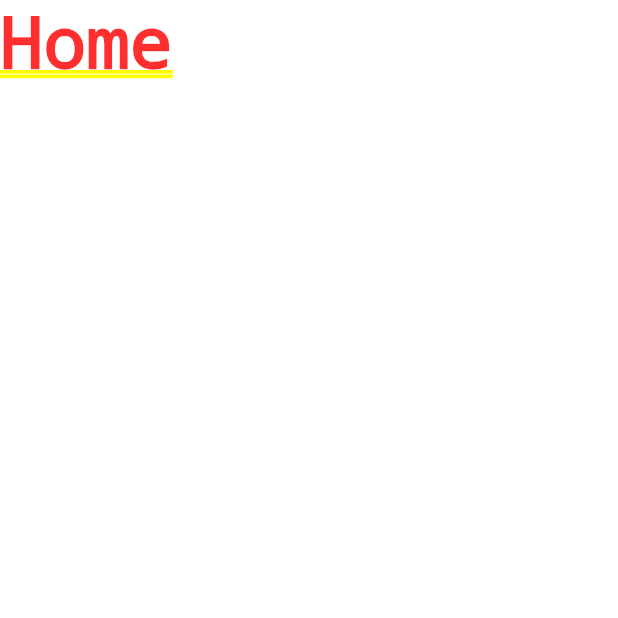
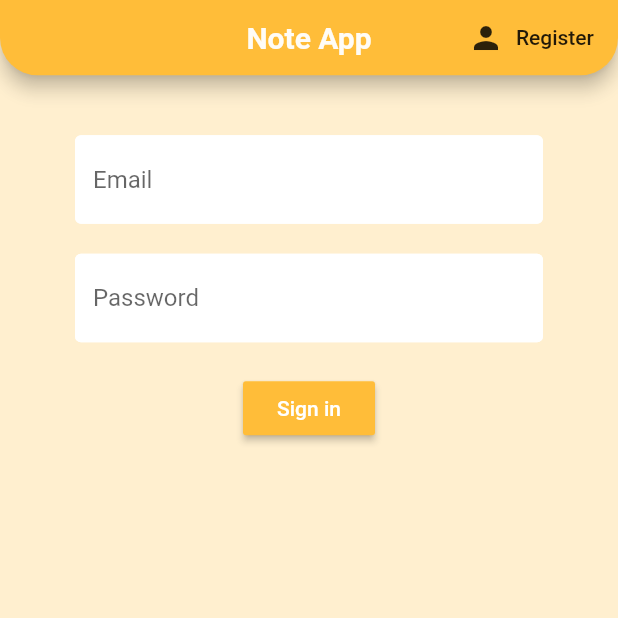
Before and after one commit to Haude602/note_app, a Flutter app: the screen it shows after launch, on a phone screen of 412 x 824 dp, the top half of it. Run offline on Flutter 3.47's test engine with Material 2 defaults, Android fonts, the phone set to English and light mode, and no system bars; our stand-ins replace firebase_auth, firebase_core, flutter_spinkit, google_fonts, sqflite; accounts and stored records are empty.

```diff
--- a/note_app/lib/db/notes_database.dart
+++ b/note_app/lib/db/notes_database.dart
@@ -132,6 +132,7 @@ CREATE TABLE $tableNotes (
   Future close() async {
     //method to close database
     final db = await instance.database;
+    _database = null;
     db.close();
   }
 }
--- a/note_app/lib/main.dart
+++ b/note_app/lib/main.dart
@@ -2,14 +2,21 @@ import 'package:flutter/material.dart';
 import 'package:flutter/services.dart';
 import 'package:note_app/page/notes_page.dart';
 import 'package:note_app/screens/wrapper.dart';
+import 'package:note_app/model/user.dart';
+import 'package:note_app/screens/wrapper.dart';
+import 'package:note_app/services/auth.dart';
+import 'package:firebase_auth/firebase_auth.dart';
+import 'package:flutter/material.dart';
+import 'package:firebase_core/firebase_core.dart';
+import 'package:provider/provider.dart';
 
-Future main() async {
+void main() async {
   WidgetsFlutterBinding.ensureInitialized();
+  await Firebase.initializeApp();
   await SystemChrome.setPreferredOrientations([
     DeviceOrientation.portraitUp,
     DeviceOrientation.portraitDown,
   ]);
-
   runApp(MyApp());
 }
 
@@ -17,13 +24,14 @@ class MyApp extends StatelessWidget {
   static final String title = 'Notes SQLite';
 
   @override
-  Widget build(BuildContext context) => MaterialApp(
+  Widget build(BuildContext context) {
+    return StreamProvider<Users?>.value(
+      initialData: null,
+      value: AuthService().user,
+      child: MaterialApp(
         debugShowCheckedModeBanner: false,
-        title: title,
-        themeMode: ThemeMode.dark,
-        theme: ThemeData(
-            primaryColor: Colors.white10, scaffoldBackgroundColor: Colors.grey),
-        //home: NotesPage(),
         home: Wrapper(),
-      );
+      ),
+    );
+  }
 }
--- /dev/null
+++ b/note_app/lib/model/user.dart
@@ -0,0 +1,22 @@
+class Users {
+  final String uid; //property declares
+
+  Users({required this.uid}); // we will use UID wehn we gonna use new instances
+
+}
+
+// class to display user data in settings form
+
+class UserData {
+  final String uid;
+  // final String name;
+  // final String sugars;
+  // final int strength;
+
+  UserData({
+    required this.uid,
+    // required this.sugars,
+    // required this.strength,
+    // required this.name
+  });
+}
--- a/note_app/lib/page/edit_note_page.dart
+++ b/note_app/lib/page/edit_note_page.dart
@@ -35,7 +35,7 @@ class _AddEditNotePageState extends State<AddEditNotePage> {
   Widget build(BuildContext context) => Scaffold(
         appBar: AppBar(
           actions: [buildButton()],
-          backgroundColor: Colors.red,
+          backgroundColor: Color.fromARGB(255, 255, 189, 57),
         ),
         body: Form(
           key: _formKey,
--- a/note_app/lib/screens/authenticate/authenticate.dart
+++ b/note_app/lib/screens/authenticate/authenticate.dart
@@ -1,4 +1,6 @@
+import 'package:note_app/screens/authenticate/sign_in.dart';
 import 'package:flutter/material.dart';
+import 'package:note_app/screens/authenticate/register.dart';
 
 class Authenticate extends StatefulWidget {
   const Authenticate({Key? key}) : super(key: key);
@@ -8,10 +10,19 @@ class Authenticate extends StatefulWidget {
 }
 
 class _AuthenticateState extends State<Authenticate> {
+  bool showSignIn =
+      true; // if it is true it show sigin widget otherwise it show register widget
+  void toggleView() {
+    setState(() => showSignIn =
+        !showSignIn); //!showSignIn reverse what currently is showSignIn
+  }
+
   @override
   Widget build(BuildContext context) {
-    return Container(
-      child: Text('authenticate'),
-    );
+    if (showSignIn) {
+      return SignIn(toggleView: toggleView);
+    } else {
+      return Register(toggleView: toggleView);
+    }
   }
 }
--- a/note_app/lib/screens/authenticate/home.dart
+++ /dev/null
@@ -1,12 +0,0 @@
-import 'package:flutter/material.dart';
-
-class Home extends StatelessWidget {
-  const Home({Key? key}) : super(key: key);
-
-  @override
-  Widget build(BuildContext context) {
-    return Container(
-      child: Text('Home'),
-    );
-  }
-}
--- /dev/null
+++ b/note_app/lib/screens/authenticate/sign_in.dart
@@ -0,0 +1,127 @@
+import 'package:note_app/services/auth.dart';
+import 'package:note_app/shared/loading.dart';
+import 'package:flutter/material.dart';
+import "package:note_app/shared/constants.dart";
+import 'package:google_fonts/google_fonts.dart';
+
+class SignIn extends StatefulWidget {
+  final Function toggleView;
+  SignIn({required this.toggleView});
+
+  //const SignIn({Key? key}) : super(key: key);
+
+  @override
+  State<SignIn> createState() => _SignInState();
+}
+
+class _SignInState extends State<SignIn> {
+  final AuthService _auth = AuthService(); // to create instance of auth service
+  final _formKey = GlobalKey<FormState>();
+  bool loading = false;
+
+  //text field state
+  String email = '';
+  String password = '';
+  String error = '';
+
+  @override
+  Widget build(BuildContext context) {
+    return loading
+        ? Loading()
+        : Scaffold(
+            // return loading widget if loading is true otherwise scaffold
+            //backgroundColor: Colors.black54,
+            backgroundColor: Color.fromARGB(62, 255, 189, 57),
+            appBar: AppBar(
+              elevation: 5.0, //shadow of appbar
+              title: Text(
+                'Note App',
+                style: GoogleFonts.montserratAlternates(
+                    fontWeight: FontWeight.bold),
+              ),
+              backgroundColor: Color.fromARGB(255, 255, 189, 57),
+              actions: <Widget>[
+                FlatButton.icon(
+                  onPressed: () {
+                    widget.toggleView();
+                  }, //this will help to go to another page when clicked
+                  icon: Icon(Icons.person),
+                  label: Text('Register'),
+                )
+              ],
+              titleSpacing: 00.0,
+              centerTitle: true,
+              toolbarHeight: 50.2,
+              toolbarOpacity: 0.8,
+              shape: const RoundedRectangleBorder(
+                borderRadius: BorderRadius.only(
+                    bottomRight: Radius.circular(25),
+                    bottomLeft: Radius.circular(25)),
+              ),
+            ),
+            body: Container(
+                padding: EdgeInsets.symmetric(vertical: 20.0, horizontal: 50),
+                child: Form(
+                    key: _formKey,
+                    child: Column(
+                      children: <Widget>[
+                        SizedBox(height: 20.0),
+                        TextFormField(
+                          decoration: textInputDecoration.copyWith(
+                              // .copywith() is used to include hintText of inside decoration as it cant be constant in constants.dart
+                              hintText: 'Email'),
+                          validator: (val) =>
+                              val!.isEmpty ? 'Enter an email' : null,
+                          onChanged: (val) {
+                            setState(() => email = val);
+                          },
+                        ),
+                        SizedBox(height: 20.0),
+                        TextFormField(
+                          decoration: textInputDecoration.copyWith(
+                              // .copywith() is used to include hintText of inside decoration as it cant be constant in constants.dart
+                              hintText: 'Password'),
+                          obscureText: true,
+                          validator: (val) => val!.length < 6
+                              ? 'Enter a 6+ char long Passwrod'
+                              : null, //obscure means hidden text as asterics
+                          onChanged: (val) {
+                            setState(() => password = val);
+                          },
+                        ),
+                        SizedBox(height: 20.0),
+                        RaisedButton(
+                            color: Color.fromARGB(255, 255, 189, 57),
+                            child: Text(
+                              'Sign in',
+                              style: TextStyle(color: Colors.white),
+                            ),
+                            onPressed: () async {
+                              if (_formKey.currentState!.validate()) {
+                                setState(() => loading =
+                                    true); // lpading screen only when valid
+                                dynamic result =
+                                    await _auth.signInWithEmailAndPassword(
+                                        email, password);
+                                if (result == null) {
+                                  setState(() {
+                                    error =
+                                        'couldnot sign in with those credentials';
+                                    loading =
+                                        false; // no loading screen if there is error
+                                  });
+                                }
+                              }
+                            }),
+                        SizedBox(
+                            height:
+                                12.0), // for showing error in register screen when something wents wrong
+                        Text(
+                          error,
+                          style: TextStyle(color: Colors.red, fontSize: 14.0),
+                        )
+                      ],
+                    ))),
+          );
+  }
+}
--- a/note_app/lib/screens/wrapper.dart
+++ b/note_app/lib/screens/wrapper.dart
@@ -1,12 +1,28 @@
+import 'package:note_app/page/notes_page.dart';
+import 'package:note_app/screens/authenticate/authenticate.dart';
 import 'package:flutter/material.dart';
-import 'package:flutter/rendering.dart';
-import 'package:note_app/screens/authenticate/home.dart';
+import 'package:provider/provider.dart';
+import 'package:note_app/model/user.dart';
 
 class Wrapper extends StatelessWidget {
-  const Wrapper({Key? key}) : super(key: key);
+  //const ({ Key? key }) : super(key: key);
 
   @override
   Widget build(BuildContext context) {
-    return Home();
+    //returns either home or authenticate widget
+
+    final user =
+        Provider.of<Users?>(context); //accessing users data whenever added
+    if (user == null) {
+      return Authenticate();
+    } else {
+      return NotesPage();
+    }
+
+    //if (user == null) {
+    //return Authenticate();
+    //} else {
+    //  return Home();
+    //}
   }
 }
--- /dev/null
+++ b/note_app/lib/shared/constants.dart
@@ -0,0 +1,13 @@
+// it contains any constants taht we will use in future or code that need to be repeated
+import 'package:flutter/material.dart';
+
+const textInputDecoration = InputDecoration(
+    // creating constant named textInputDecoration for decoration code in input field of signin.dart and register.dart
+    // for decorating input fields
+    //hintText: 'Email', // as this cant be constant in password field. so use ".copywith(hintText: 'Email'" for email
+    fillColor: Colors.white,
+    filled: true,
+    enabledBorder: OutlineInputBorder(
+        borderSide: BorderSide(color: Colors.white, width: 2.0)),
+    focusedBorder: OutlineInputBorder(
+        borderSide: BorderSide(color: Colors.pink, width: 2.0)));
--- a/note_app/lib/widget/note_card_widget.dart
+++ b/note_app/lib/widget/note_card_widget.dart
@@ -45,7 +45,7 @@ class NoteCardWidget extends StatelessWidget {
             Text(
               note.title,
               style: TextStyle(
-                color: Colors.black,
+                color: Color.fromARGB(201, 0, 0, 0),
                 fontSize: 20,
                 fontWeight: FontWeight.bold,
               ),
--- a/note_app/lib/widget/note_form_widget.dart
+++ b/note_app/lib/widget/note_form_widget.dart
@@ -59,14 +59,14 @@ class NoteFormWidget extends StatelessWidget {
         maxLines: 1,
         initialValue: title,
         style: TextStyle(
-          color: Colors.white70,
+          color: Colors.black54,
           fontWeight: FontWeight.bold,
           fontSize: 24,
         ),
         decoration: InputDecoration(
           border: InputBorder.none,
           hintText: 'Title',
-          hintStyle: TextStyle(color: Colors.white70),
+          hintStyle: TextStyle(color: Color.fromARGB(68, 0, 0, 0)),
         ),
         validator: (title) =>
             title != null && title.isEmpty ? 'The title cannot be empty' : null,
@@ -76,7 +76,7 @@ class NoteFormWidget extends StatelessWidget {
   Widget buildDescription() => TextFormField(
         maxLines: 5,
         initialValue: description,
-        style: TextStyle(color: Colors.white60, fontSize: 18),
+        style: TextStyle(color: Colors.black87, fontSize: 18),
         decoration: InputDecoration(
           border: InputBorder.none,
           hintText: 'Type something...',
--- a/note_app/pubspec.yaml
+++ b/note_app/pubspec.yaml
@@ -25,6 +25,10 @@ dependencies:
   # display todos in grid
   flutter_staggered_grid_view: ^0.4.0-nullsafety.3
 
+  provider: ^6.0.4
+
+  flutter_spinkit: ^5.1.0
+
 dev_dependencies:
   flutter_test:
     sdk: flutter
```
Also changed, not shown: note_app/info.txt (+79 -0 lines), note_app/lib/page/note_detail_page.dart (+4 -3 lines), note_app/lib/page/notes_page.dart (+14 -3 lines), note_app/lib/screens/authenticate/register.dart (added, +126 -0 lines), note_app/lib/services/auth.dart (added, +70 -0 lines), note_app/lib/shared/loading.dart (added, +18 -0 lines), note_app/assets/bg.jpg (added), note_app/assets/colorcode.png (added), note_app/pubspec.lock, 1 other file.
